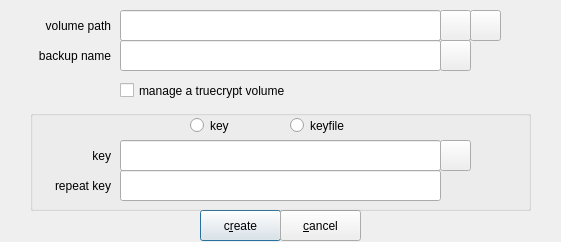
The window that zuluCrypt-gui/managevolumeheader.ui (mhogomchungu/zuluCrypt) describes before a commit, drawn with Qt 5.
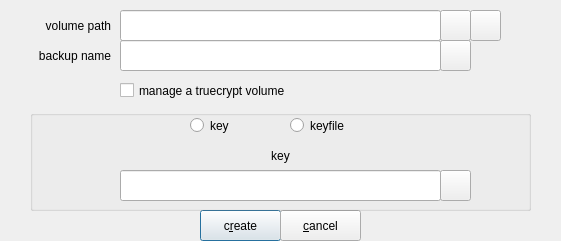
The same window after the commit.

The edit to the form file:
```diff
--- a/zuluCrypt-gui/managevolumeheader.ui
+++ b/zuluCrypt-gui/managevolumeheader.ui
@@ -10,7 +10,7 @@
     <x>0</x>
     <y>0</y>
     <width>561</width>
-    <height>242</height>
+    <height>241</height>
    </rect>
   </property>
   <property name="windowTitle">
@@ -170,19 +170,6 @@
     <property name="geometry">
      <rect>
       <x>90</x>
-      <y>30</y>
-      <width>321</width>
-      <height>31</height>
-     </rect>
-    </property>
-    <property name="echoMode">
-     <enum>QLineEdit::Password</enum>
-    </property>
-   </widget>
-   <widget class="QLineEdit" name="lineEditRepeatPassWord">
-    <property name="geometry">
-     <rect>
-      <x>90</x>
       <y>60</y>
       <width>321</width>
       <height>31</height>
@@ -196,7 +183,7 @@
     <property name="geometry">
      <rect>
       <x>410</x>
-      <y>30</y>
+      <y>60</y>
       <width>31</width>
       <height>31</height>
      </rect>
@@ -236,7 +223,7 @@
      <rect>
       <x>10</x>
       <y>30</y>
-      <width>71</width>
+      <width>481</width>
       <height>31</height>
      </rect>
     </property>
@@ -244,26 +231,7 @@
      <string>key</string>
     </property>
     <property name="alignment">
-     <set>Qt::AlignRight|Qt::AlignTrailing|Qt::AlignVCenter</set>
-    </property>
-    <property name="wordWrap">
-     <bool>true</bool>
-    </property>
-   </widget>
-   <widget class="QLabel" name="label_2">
-    <property name="geometry">
-     <rect>
-      <x>10</x>
-      <y>60</y>
-      <width>71</width>
-      <height>31</height>
-     </rect>
-    </property>
-    <property name="text">
-     <string>repeat key</string>
-    </property>
-    <property name="alignment">
-     <set>Qt::AlignRight|Qt::AlignTrailing|Qt::AlignVCenter</set>
+     <set>Qt::AlignCenter</set>
     </property>
     <property name="wordWrap">
      <bool>true</bool>
```
